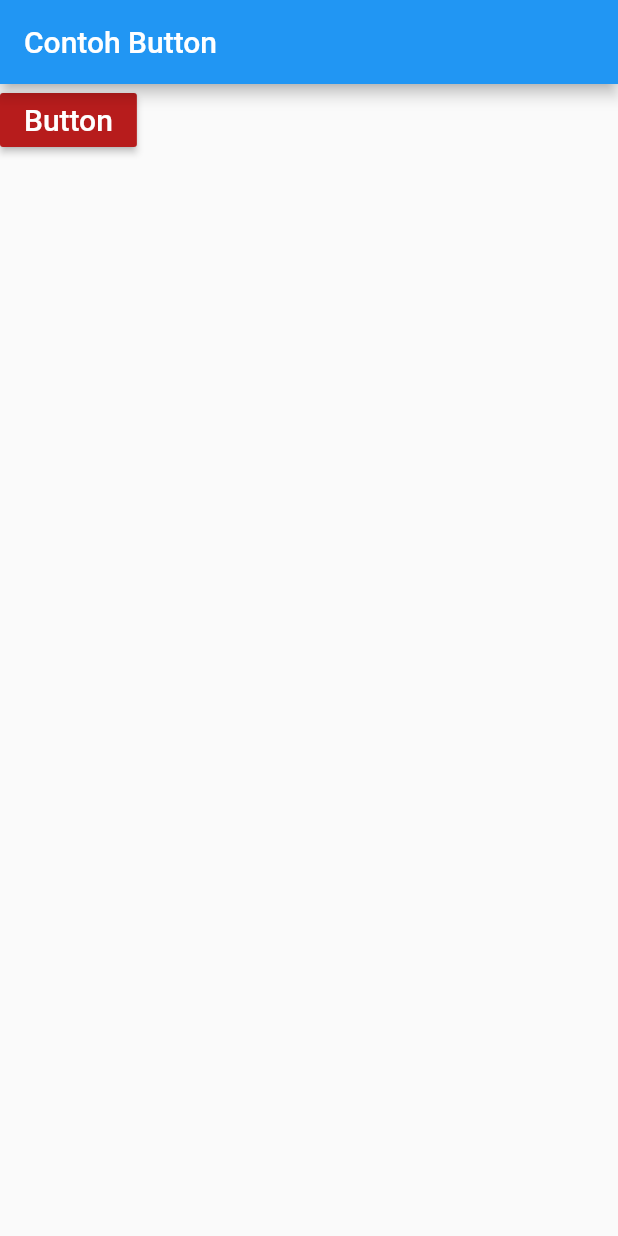
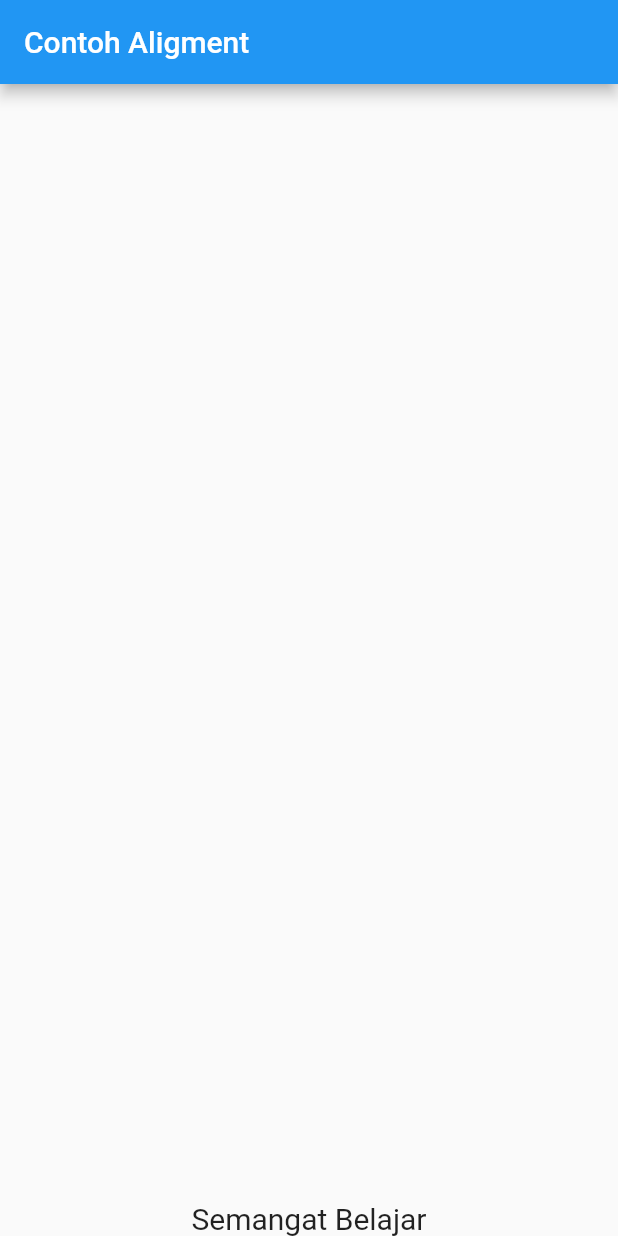
Before and after one commit to polinema-mobile/praktikum-02-layout-web-bola-DianaEstifadah, a Flutter app: the screen it shows after launch, on a phone screen of 412 x 824 dp. Run offline on Flutter 3.47's test engine with Material 2 defaults, Android fonts, the light colour scheme and no system bars.

Commit message:
Pratikum Container Property Alignment

```diff
--- a/lib/main.dart
+++ b/lib/main.dart
@@ -2,20 +2,21 @@ import 'package:flutter/material.dart';
 
 void main() => runApp(MyApp());
 
-//Pratikum Container Property Child
+//Pratikum Container Property Alignment
 class MyApp extends StatelessWidget {
   @override
   Widget build(BuildContext context) {
     return MaterialApp(
       home: Scaffold(
-          appBar: AppBar(title: Text("Contoh Button")),
+          appBar: AppBar(title: Text("Contoh Aligment")),
           body: Container(
-              child: RaisedButton(
-            textColor: Colors.white,
-            onPressed: () {},
-            color: Colors.red[900],
-            child: Text("Button", style: TextStyle(fontSize: 20)),
-          ))),
+              alignment: Alignment.bottomCenter,
+              child: Text(
+                'Semangat Belajar',
+                style: TextStyle(
+                  fontSize: 20,
+                ),
+              ))),
     );
   }
 }
```
